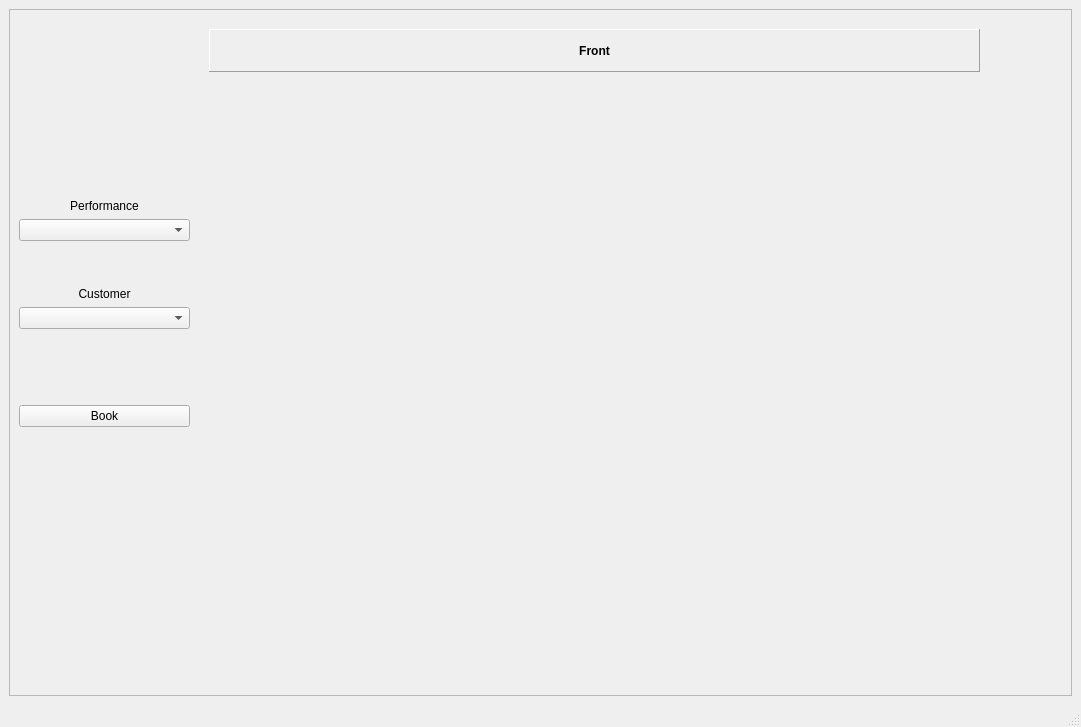
Dragon-Aurora/TheatreBookingSystem, file SeatBooking.ui: the form before one commit.
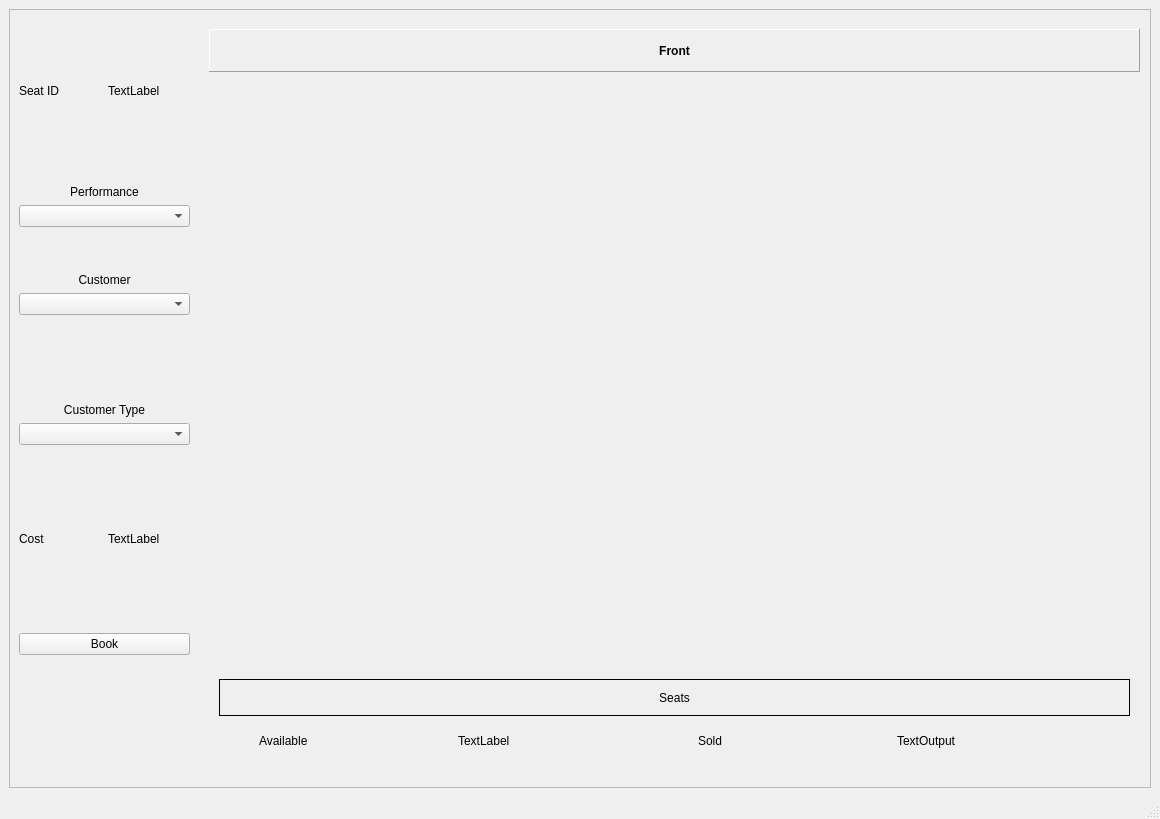
The form after the commit.

Commit message: BookingWindow.py is finished now it just needs to be tested.

The edit to the form file:
```diff
--- a/SeatBooking.ui
+++ b/SeatBooking.ui
@@ -6,8 +6,8 @@
    <rect>
     <x>0</x>
     <y>0</y>
-    <width>1081</width>
-    <height>727</height>
+    <width>1160</width>
+    <height>819</height>
    </rect>
   </property>
   <property name="windowTitle">
@@ -28,8 +28,8 @@
         <rect>
          <x>200</x>
          <y>70</y>
-         <width>771</width>
-         <height>511</height>
+         <width>931</width>
+         <height>581</height>
         </rect>
        </property>
        <layout class="QGridLayout" name="SeatLayout"/>
@@ -38,12 +38,43 @@
        <property name="geometry">
         <rect>
          <x>10</x>
-         <y>190</y>
+         <y>75</y>
          <width>171</width>
-         <height>228</height>
+         <height>571</height>
         </rect>
        </property>
        <layout class="QVBoxLayout" name="BookingLayout">
+        <item>
+         <layout class="QHBoxLayout" name="horizontalLayout_2">
+          <item>
+           <widget class="QLabel" name="label">
+            <property name="text">
+             <string>Seat ID</string>
+            </property>
+           </widget>
+          </item>
+          <item>
+           <widget class="QLabel" name="SeatIDOutput">
+            <property name="text">
+             <string>TextLabel</string>
+            </property>
+           </widget>
+          </item>
+         </layout>
+        </item>
+        <item>
+         <spacer name="verticalSpacer_3">
+          <property name="orientation">
+           <enum>Qt::Vertical</enum>
+          </property>
+          <property name="sizeHint" stdset="0">
+           <size>
+            <width>20</width>
+            <height>40</height>
+           </size>
+          </property>
+         </spacer>
+        </item>
         <item>
          <widget class="QLabel" name="label_12">
           <property name="text">
@@ -102,6 +133,69 @@
           </property>
          </spacer>
         </item>
+        <item>
+         <widget class="QLabel" name="label_14">
+          <property name="text">
+           <string>Customer Type</string>
+          </property>
+          <property name="alignment">
+           <set>Qt::AlignCenter</set>
+          </property>
+         </widget>
+        </item>
+        <item>
+         <widget class="QComboBox" name="CustomerTypeCombo"/>
+        </item>
+        <item>
+         <spacer name="verticalSpacer_5">
+          <property name="orientation">
+           <enum>Qt::Vertical</enum>
+          </property>
+          <property name="sizeType">
+           <enum>QSizePolicy::MinimumExpanding</enum>
+          </property>
+          <property name="sizeHint" stdset="0">
+           <size>
+            <width>20</width>
+            <height>40</height>
+           </size>
+          </property>
+         </spacer>
+        </item>
+        <item>
+         <layout class="QHBoxLayout" name="horizontalLayout_3">
+          <item>
+           <widget class="QLabel" name="label_3">
+            <property name="text">
+             <string>Cost</string>
+            </property>
+           </widget>
+          </item>
+          <item>
+           <widget class="QLabel" name="CostOutput">
+            <property name="text">
+             <string>TextLabel</string>
+            </property>
+           </widget>
+          </item>
+         </layout>
+        </item>
+        <item>
+         <spacer name="verticalSpacer_4">
+          <property name="orientation">
+           <enum>Qt::Vertical</enum>
+          </property>
+          <property name="sizeType">
+           <enum>QSizePolicy::MinimumExpanding</enum>
+          </property>
+          <property name="sizeHint" stdset="0">
+           <size>
+            <width>20</width>
+            <height>38</height>
+           </size>
+          </property>
+         </spacer>
+        </item>
         <item>
          <widget class="QPushButton" name="Book_PushButton">
           <property name="text">
@@ -116,7 +210,7 @@
         <rect>
          <x>200</x>
          <y>20</y>
-         <width>771</width>
+         <width>931</width>
          <height>43</height>
         </rect>
        </property>
@@ -145,6 +239,111 @@
         <set>Qt::AlignCenter</set>
        </property>
       </widget>
+      <widget class="QWidget" name="verticalLayoutWidget_2">
+       <property name="geometry">
+        <rect>
+         <x>210</x>
+         <y>670</y>
+         <width>911</width>
+         <height>80</height>
+        </rect>
+       </property>
+       <layout class="QVBoxLayout" name="verticalLayout">
+        <item>
+         <widget class="QLabel" name="SeatsLabel">
+          <property name="frameShape">
+           <enum>QFrame::Panel</enum>
+          </property>
+          <property name="text">
+           <string>Seats</string>
+          </property>
+          <property name="alignment">
+           <set>Qt::AlignCenter</set>
+          </property>
+         </widget>
+        </item>
+        <item>
+         <layout class="QHBoxLayout" name="horizontalLayout_4">
+          <item>
+           <spacer name="horizontalSpacer_2">
+            <property name="orientation">
+             <enum>Qt::Horizontal</enum>
+            </property>
+            <property name="sizeType">
+             <enum>QSizePolicy::Minimum</enum>
+            </property>
+            <property name="sizeHint" stdset="0">
+             <size>
+              <width>40</width>
+              <height>20</height>
+             </size>
+            </property>
+           </spacer>
+          </item>
+          <item>
+           <widget class="QLabel" name="label_2">
+            <property name="text">
+             <string>Available</string>
+            </property>
+           </widget>
+          </item>
+          <item>
+           <widget class="QLabel" name="SeatsAvailableOutput">
+            <property name="text">
+             <string>TextLabel</string>
+            </property>
+           </widget>
+          </item>
+          <item>
+           <spacer name="horizontalSpacer">
+            <property name="orientation">
+             <enum>Qt::Horizontal</enum>
+            </property>
+            <property name="sizeType">
+             <enum>QSizePolicy::Minimum</enum>
+            </property>
+            <property name="sizeHint" stdset="0">
+             <size>
+              <width>40</width>
+              <height>20</height>
+             </size>
+            </property>
+           </spacer>
+          </item>
+          <item>
+           <widget class="QLabel" name="label_4">
+            <property name="text">
+             <string>Sold</string>
+            </property>
+           </widget>
+          </item>
+          <item>
+           <widget class="QLabel" name="SeatsSoldOutput">
+            <property name="text">
+             <string>TextOutput</string>
+            </property>
+           </widget>
+          </item>
+          <item>
+           <spacer name="horizontalSpacer_3">
+            <property name="orientation">
+             <enum>Qt::Horizontal</enum>
+            </property>
+            <property name="sizeType">
+             <enum>QSizePolicy::Minimum</enum>
+            </property>
+            <property name="sizeHint" stdset="0">
+             <size>
+              <width>40</width>
+              <height>20</height>
+             </size>
+            </property>
+           </spacer>
+          </item>
+         </layout>
+        </item>
+       </layout>
+      </widget>
      </widget>
     </item>
    </layout>
```
Left out of the diff: 2 changed lines with no effect on the pictures. The commit also changes 2 other files.
